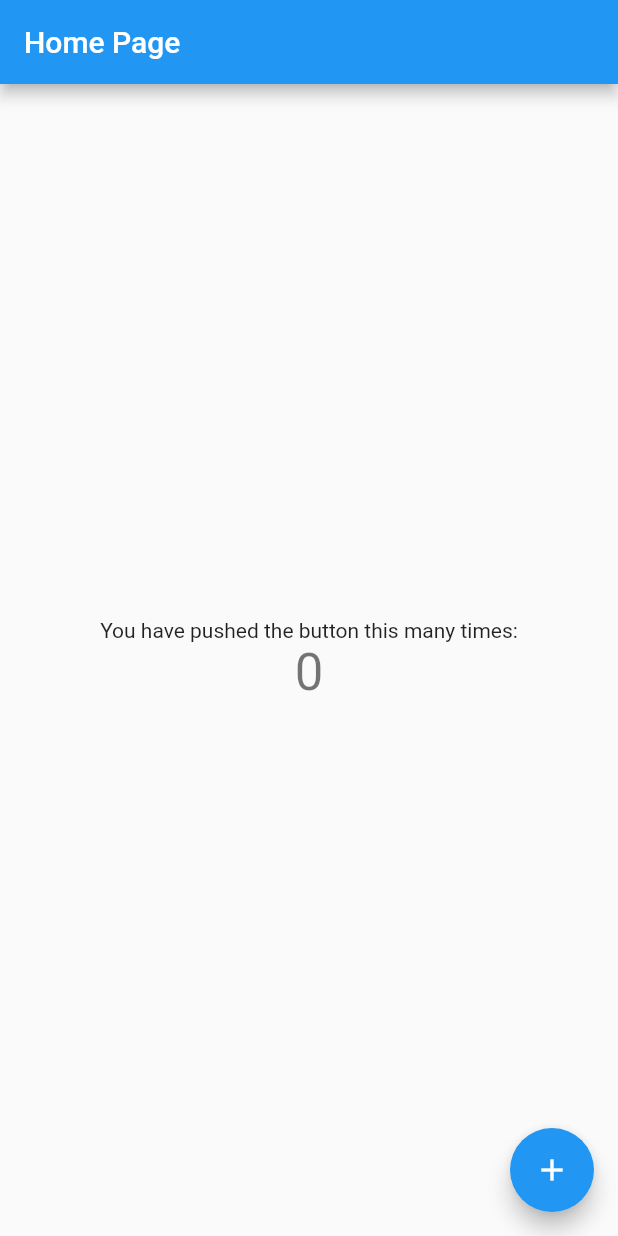
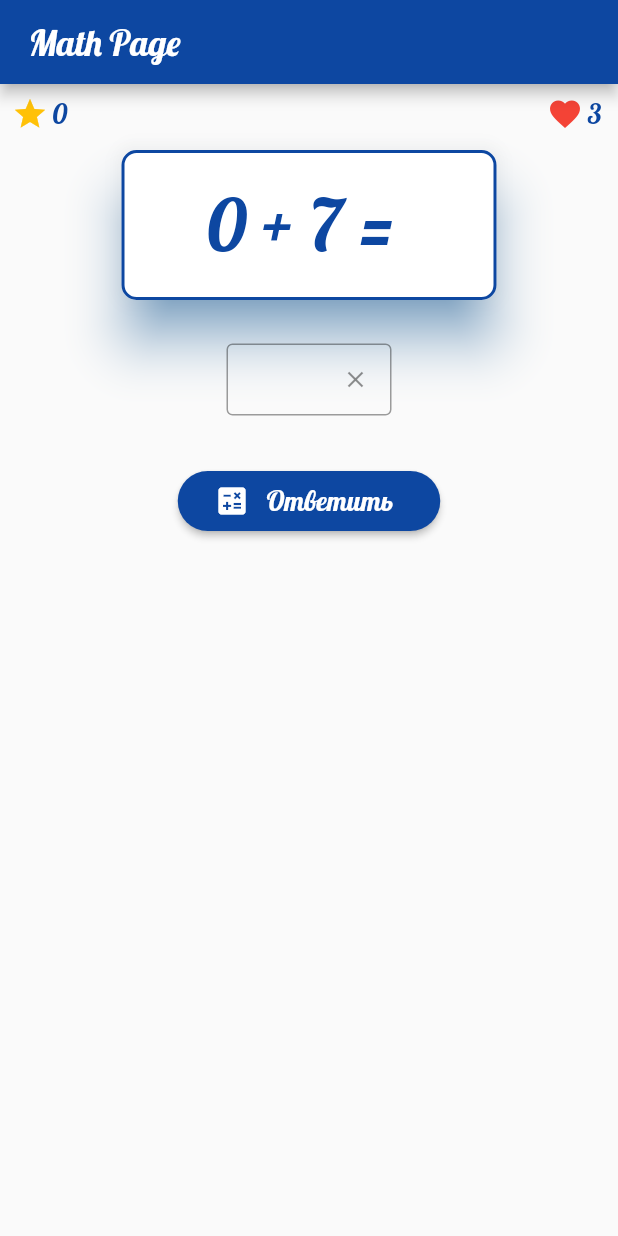
Before and after one commit to Masfark/junior_tasks, a Flutter app: the screen it shows after launch, on a phone screen of 412 x 824 dp. Run offline on Flutter 3.47's test engine with Material 2 defaults, Android fonts, the phone set to English and light mode, and no system bars; our stand-ins replace google_fonts.

Commit message:
junior_tasks add math page and base logic

```diff
--- a/lib/assets/theme/theme.dart
+++ b/lib/assets/theme/theme.dart
@@ -8,10 +8,15 @@ ThemeData myTheme() => ThemeData(
       primaryColor: kPrimaryColor,
       accentColor: kSecondaryColor,
 
+      // * Text theme
       textTheme: TextTheme(
+        headline1: GoogleFonts.lobster(fontSize: 18.0, color: kPrimaryColor),
         headline6: GoogleFonts.lobster(fontSize: 48.0, color: kPrimaryColor),
         headline4: GoogleFonts.lobster(fontSize: 24.0, color: kWhite),
       ),
+
+      // * Icons theme
+      primaryIconTheme: IconThemeData(color: kWhite),
 
       // * Elevated button style
       elevatedButtonTheme: ElevatedButtonThemeData(
--- a/lib/main.dart
+++ b/lib/main.dart
@@ -1,5 +1,6 @@
 import 'package:flutter/material.dart';
-import 'package:junior_tasks/pages/home_page.dart';
+import 'package:junior_tasks/assets/theme/theme.dart';
+import 'package:junior_tasks/pages/math_example_page.dart';
 
 void main() {
   runApp(MyApp());
@@ -11,10 +12,8 @@ class MyApp extends StatelessWidget {
   Widget build(BuildContext context) {
     return MaterialApp(
       title: 'Flutter Demo',
-      theme: ThemeData(
-        primarySwatch: Colors.blue,
-      ),
-      home: MyHomePage(),
+      theme: myTheme(),
+      home: MathExamplePage(),
     );
   }
 }
--- a/lib/pages/home_page.dart
+++ b/lib/pages/home_page.dart
@@ -1,4 +1,5 @@
 import 'package:flutter/material.dart';
+import 'package:junior_tasks/widgets/text_headline.dart';
 
 class MyHomePage extends StatefulWidget {
   MyHomePage({Key key}) : super(key: key);
@@ -8,39 +9,13 @@ class MyHomePage extends StatefulWidget {
 }
 
 class _MyHomePageState extends State<MyHomePage> {
-  int _counter = 0;
-
-  void _incrementCounter() {
-    setState(() {
-      _counter++;
-    });
-  }
-
   @override
   Widget build(BuildContext context) {
     return Scaffold(
       appBar: AppBar(
-        title: Text('Home Page'),
+        title: HeadlineText('Home Page'),
       ),
-      body: Center(
-        child: Column(
-          mainAxisAlignment: MainAxisAlignment.center,
-          children: <Widget>[
-            Text(
-              'You have pushed the button this many times:',
-            ),
-            Text(
-              '$_counter',
-              style: Theme.of(context).textTheme.headline4,
-            ),
-          ],
-        ),
-      ),
-      floatingActionButton: FloatingActionButton(
-        onPressed: _incrementCounter,
-        tooltip: 'Increment',
-        child: Icon(Icons.add),
-      ),
+      // ! Score table ?
     );
   }
 }
--- /dev/null
+++ b/lib/pages/math_example_page.dart
@@ -0,0 +1,165 @@
+import 'package:flutter/material.dart';
+import 'package:flutter/services.dart';
+import 'package:junior_tasks/utils/constants.dart';
+import 'package:junior_tasks/utils/math_example.dart';
+import 'package:junior_tasks/widgets/score_life.dart';
+import 'package:junior_tasks/widgets/text_headline.dart';
+import 'package:junior_tasks/widgets/text_main.dart';
+
+class MathExamplePage extends StatefulWidget {
+  @override
+  _MathExamplePageState createState() => _MathExamplePageState();
+}
+
+class _MathExamplePageState extends State<MathExamplePage> {
+  int value1, value2, trueAnswer, score = 0, life = 3;
+  String answer = '';
+  bool check = false;
+  var color = kPrimaryColor, _controller = TextEditingController();
+
+  @override
+  void initState() {
+    super.initState();
+    _controller.text = '';
+    _generateExample();
+  }
+
+  @override
+  void dispose() {
+    _controller.dispose();
+    super.dispose();
+  }
+
+  void _generateExample() {
+    setState(() {
+      var list = MathExample.plusExapmle(10);
+      value1 = list[0];
+      value2 = list[1];
+      trueAnswer = list[2];
+      answer = '';
+    });
+  }
+
+  Future<void> _answerCheck(String str) async {
+    int i = 0;
+    setState(() {
+      if (str != '') {
+        check = (trueAnswer == int.parse(str));
+        answer = str;
+        if (check) {
+          color = kTrueColor;
+          i = 1;
+        } else {
+          color = kFalseColor;
+          i = 2;
+        }
+        _controller.clear();
+        check = true;
+      }
+    });
+    await Future.delayed(Duration(milliseconds: 800));
+    if (i == 1) {
+      color = kPrimaryColor;
+      _generateExample();
+      score += 10;
+      check = false;
+    } else if (i == 2) {
+      color = kPrimaryColor;
+      _generateExample();
+      life -= 1;
+      check = false;
+    } else {
+      i = 0;
+    }
+  }
+
+  @override
+  Widget build(BuildContext context) {
+    return Scaffold(
+      appBar: AppBar(
+        title: HeadlineText('Math Page'),
+      ),
+      body: SafeArea(
+          child: Expanded(
+        child: Column(
+          children: <Widget>[
+            ScoreLife(score, life),
+            Column(
+              children: <Widget>[
+                Card(
+                  shadowColor: kSecondaryColor,
+                  shape: RoundedRectangleBorder(
+                    side: BorderSide(color: kPrimaryColor, width: 2.0),
+                    borderRadius: BorderRadius.all(Radius.circular(10.0)),
+                  ),
+                  elevation: 15,
+                  child: Container(
+                    alignment: Alignment.center,
+                    width: 250,
+                    height: 100,
+                    child: Text(
+                      '$value1 + $value2 = $answer',
+                      style: Theme.of(context).textTheme.headline6.copyWith(
+                            color: color,
+                          ),
+                    ),
+                  ),
+                ),
+                SizedBox(
+                  height: 25,
+                ),
+                Container(
+                  width: 110.0,
+                  height: 60.0,
+                  child: TextField(
+                    controller: _controller,
+                    onSubmitted: _answerCheck,
+                    style: Theme.of(context).textTheme.headline6.copyWith(
+                          fontSize: 26.0,
+                        ),
+                    decoration: InputDecoration(
+                      contentPadding: const EdgeInsets.all(0.0),
+                      border: OutlineInputBorder(),
+                      suffixIcon: IconButton(
+                        iconSize: 18.0,
+                        alignment: Alignment.center,
+                        onPressed: () {
+                          _controller.clear();
+                        },
+                        icon: Icon(Icons.clear),
+                      ),
+                    ),
+                    textAlign: TextAlign.center,
+                    keyboardType: TextInputType.number,
+                    inputFormatters: [
+                      FilteringTextInputFormatter.digitsOnly,
+                      LengthLimitingTextInputFormatter(3),
+                    ],
+                  ),
+                ),
+                SizedBox(
+                  height: 25.0,
+                ),
+                SizedBox(
+                  width: 175.0,
+                  height: 40.0,
+                  child: ElevatedButton.icon(
+                    onPressed: () {
+                      _answerCheck(_controller.text);
+                    },
+                    label: MainText(
+                      'Ответить',
+                      textSize: 18.0,
+                      color: kWhite,
+                    ),
+                    icon: Icon(Icons.calculate),
+                  ),
+                ),
+              ],
+            )
+          ],
+        ),
+      )),
+    );
+  }
+}
--- /dev/null
+++ b/lib/utils/math_example.dart
@@ -0,0 +1,15 @@
+import 'dart:math';
+
+class MathExample {
+  static List<int> plusExapmle(int range) {
+    var random = Random();
+    int val1, val2, answer;
+
+    val1 = random.nextInt(range);
+    val2 = random.nextInt(range);
+
+    answer = val1 + val2;
+
+    return [val1, val2, answer];
+  }
+}
--- /dev/null
+++ b/lib/widgets/score_life.dart
@@ -0,0 +1,43 @@
+import 'package:flutter/material.dart';
+import 'package:junior_tasks/widgets/text_main.dart';
+
+class ScoreLife extends StatefulWidget {
+  final int score, life;
+
+  ScoreLife(this.score, this.life);
+
+  @override
+  _ScoreLifeState createState() => _ScoreLifeState();
+}
+
+class _ScoreLifeState extends State<ScoreLife> {
+  @override
+  Widget build(BuildContext context) {
+    return Padding(
+      padding: const EdgeInsets.all(8.0),
+      child: Row(
+        mainAxisAlignment: MainAxisAlignment.spaceBetween,
+        children: [
+          Row(
+            children: <Widget>[
+              Icon(
+                Icons.star,
+                color: Colors.amber,
+              ),
+              MainText(widget.score.toString()),
+            ],
+          ),
+          Row(
+            children: <Widget>[
+              Icon(
+                Icons.favorite,
+                color: Colors.red,
+              ),
+              MainText(widget.life.toString()),
+            ],
+          ),
+        ],
+      ),
+    );
+  }
+}
--- /dev/null
+++ b/lib/widgets/text_headline.dart
@@ -0,0 +1,18 @@
+import 'package:flutter/material.dart';
+
+class HeadlineText extends StatelessWidget {
+  final String text;
+  final double textSize;
+  HeadlineText(this.text, {this.textSize});
+  @override
+  Widget build(BuildContext context) {
+    return Padding(
+      padding: const EdgeInsets.symmetric(horizontal: 3.0),
+      child: Text(
+        '$text',
+        style:
+            Theme.of(context).textTheme.headline4.copyWith(fontSize: textSize),
+      ),
+    );
+  }
+}
--- /dev/null
+++ b/lib/widgets/text_main.dart
@@ -0,0 +1,21 @@
+import 'package:flutter/material.dart';
+
+class MainText extends StatelessWidget {
+  final text;
+  final double textSize;
+  final Color color;
+  MainText(this.text, {this.textSize, this.color});
+  @override
+  Widget build(BuildContext context) {
+    return Padding(
+      padding: const EdgeInsets.symmetric(horizontal: 3.0),
+      child: Text(
+        text,
+        style: Theme.of(context)
+            .textTheme
+            .headline1
+            .copyWith(fontSize: textSize, color: color),
+      ),
+    );
+  }
+}
```
